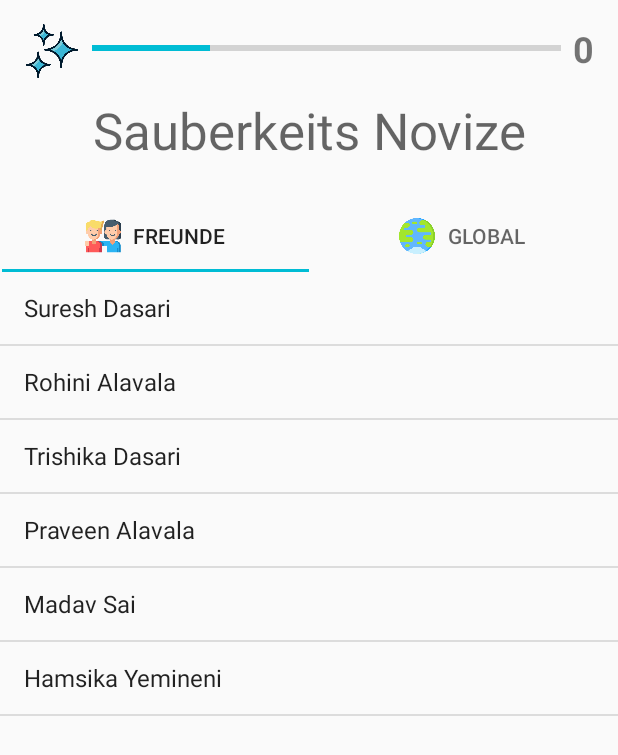
After one commit to Fasust/quest_for_ultimate_hygiene, an Android app: the Leaderboard screen opened directly, with no data from a screen before it, on a phone screen of 412 x 824 dp. The commit adds this screen. Shown: the top 755 px of the screen. Run offline under Robolectric (Android 15) with nearby library versions, the phone set to English and light mode, and no system bars.

Commit message:
Static Array Adapter Leader board

```diff
--- a/app/src/main/AndroidManifest.xml
+++ b/app/src/main/AndroidManifest.xml
@@ -11,11 +11,14 @@
         android:supportsRtl="true"
         android:theme="@style/AppTheme">
         <activity
+            android:name=".Leaderboard"
+            android:label="@string/title_activity_leaderboard"
+            android:theme="@style/AppTheme.NoActionBar"></activity>
+        <activity
             android:name=".MainActivity"
             android:label="@string/app_name"
             android:theme="@android:style/Theme.Holo.Light.NoActionBar.Fullscreen"
             tools:targetApi="honeycomb_mr2">
-
             <intent-filter>
                 <action android:name="android.intent.action.MAIN" />
 
@@ -23,4 +26,5 @@
             </intent-filter>
         </activity>
     </application>
+
 </manifest>
--- /dev/null
+++ b/app/src/main/java/com/questforultimatehygiene/Leaderboard.java
@@ -0,0 +1,19 @@
+package com.questforultimatehygiene;
+
+import android.app.Activity;
+import android.os.Bundle;
+import android.widget.ArrayAdapter;
+import android.widget.ListView;
+
+public class Leaderboard extends Activity {
+    private String[] users = { "Suresh Dasari", "Rohini Alavala", "Trishika Dasari", "Praveen Alavala", "Madav Sai", "Hamsika Yemineni"};
+
+    @Override
+    protected void onCreate(Bundle savedInstanceState) {
+        super.onCreate(savedInstanceState);
+        setContentView(R.layout.activity_leaderboard);
+        ListView friendList = findViewById(R.id.friend_list_view);
+        ArrayAdapter friendAdapter = new ArrayAdapter(this, android.R.layout.simple_list_item_1, users);
+        friendList.setAdapter(friendAdapter);
+    }
+}
--- /dev/null
+++ b/app/src/main/res/layout/activity_leaderboard.xml
@@ -0,0 +1,100 @@
+<?xml version="1.0" encoding="utf-8"?>
+<androidx.coordinatorlayout.widget.CoordinatorLayout xmlns:android="http://schemas.android.com/apk/res/android"
+    xmlns:app="http://schemas.android.com/apk/res-auto"
+    xmlns:tools="http://schemas.android.com/tools"
+    android:layout_width="match_parent"
+    android:layout_height="match_parent"
+    tools:context=".Leaderboard">
+
+    <androidx.constraintlayout.widget.ConstraintLayout
+        android:layout_width="match_parent"
+        android:layout_height="match_parent">
+
+        <ListView
+            android:id="@+id/friend_list_view"
+            android:layout_width="0dp"
+            android:layout_height="0dp"
+            app:layout_constraintBottom_toBottomOf="parent"
+            app:layout_constraintEnd_toEndOf="parent"
+            app:layout_constraintStart_toStartOf="parent"
+            app:layout_constraintTop_toBottomOf="@+id/tabLayout" />
+
+        <ProgressBar
+            android:id="@+id/exp_bar3"
+            style="?android:attr/progressBarStyleHorizontal"
+            android:layout_width="0dp"
+            android:layout_height="16dp"
+            android:layout_marginStart="8dp"
+            android:layout_marginTop="24dp"
+            android:layout_marginEnd="8dp"
+            android:indeterminate="false"
+            android:progress="25"
+            android:progressTint="#00BCD4"
+            app:layout_constraintEnd_toStartOf="@+id/level_counter_view3"
+            app:layout_constraintStart_toEndOf="@+id/imageView4"
+            app:layout_constraintTop_toTopOf="parent" />
+
+        <ImageView
+            android:id="@+id/imageView4"
+            android:layout_width="37dp"
+            android:layout_height="36dp"
+            android:layout_marginStart="16dp"
+            android:layout_marginTop="16dp"
+            android:src="@drawable/clean"
+            app:layout_constraintBottom_toTopOf="@+id/viewPager"
+            app:layout_constraintStart_toStartOf="parent"
+            app:layout_constraintTop_toTopOf="parent" />
+
+        <TextView
+            android:id="@+id/level_counter_view3"
+            android:layout_width="wrap_content"
+            android:layout_height="wrap_content"
+            android:layout_marginTop="16dp"
+            android:layout_marginEnd="16dp"
+            android:text="0"
+            android:textSize="24sp"
+            android:textStyle="bold"
+            app:layout_constraintEnd_toEndOf="parent"
+            app:layout_constraintTop_toTopOf="parent" />
+
+        <TextView
+            android:id="@+id/textView"
+            android:layout_width="0dp"
+            android:layout_height="wrap_content"
+            android:layout_marginTop="24dp"
+            android:text="Sauberkeits Novize"
+            android:textAlignment="center"
+            android:textAppearance="@style/TextAppearance.AppCompat.Display1"
+            app:layout_constraintEnd_toEndOf="parent"
+            app:layout_constraintStart_toStartOf="parent"
+            app:layout_constraintTop_toBottomOf="@+id/exp_bar3" />
+
+        <com.google.android.material.tabs.TabLayout
+            android:id="@+id/tabLayout"
+            app:tabInlineLabel="true"
+            android:layout_width="409dp"
+            android:layout_height="0dp"
+            android:layout_marginTop="24dp"
+            app:layout_constraintEnd_toEndOf="parent"
+            app:layout_constraintStart_toStartOf="parent"
+            app:layout_constraintTop_toBottomOf="@+id/textView"
+            app:tabIndicatorColor="#00BCD4">
+
+            <com.google.android.material.tabs.TabItem
+                android:layout_width="wrap_content"
+                android:layout_height="wrap_content"
+                android:icon="@drawable/friendship"
+                android:text="Freunde" />
+
+            <com.google.android.material.tabs.TabItem
+                android:layout_width="wrap_content"
+                android:layout_height="wrap_content"
+                android:icon="@drawable/earth"
+                android:text="Global" />
+
+        </com.google.android.material.tabs.TabLayout>
+
+
+    </androidx.constraintlayout.widget.ConstraintLayout>
+
+</androidx.coordinatorlayout.widget.CoordinatorLayout>
--- a/app/src/main/res/values/strings.xml
+++ b/app/src/main/res/values/strings.xml
@@ -15,6 +15,7 @@
 
     <!-- TODO: Remove or change this placeholder text -->
     <string name="hello_blank_fragment">Hello blank fragment</string>
+    <string name="title_activity_leaderboard">leaderboard</string>
 
 
 </resources>
```
Also changed, not shown: app/src/main/java/com/questforultimatehygiene/MainActivity.java (+13 -0 lines), app/src/main/java/com/questforultimatehygiene/model/Friends.java (added, +25 -0 lines), app/src/main/res/drawable/circle.xml (added, +12 -0 lines), app/src/main/res/layout/content_main.xml (+7 -5 lines), app/src/main/res/layout/list_tile.xml (added, +78 -0 lines), app/src/main/res/drawable/earth.png (added), app/src/main/res/drawable/friendship.png (added).
